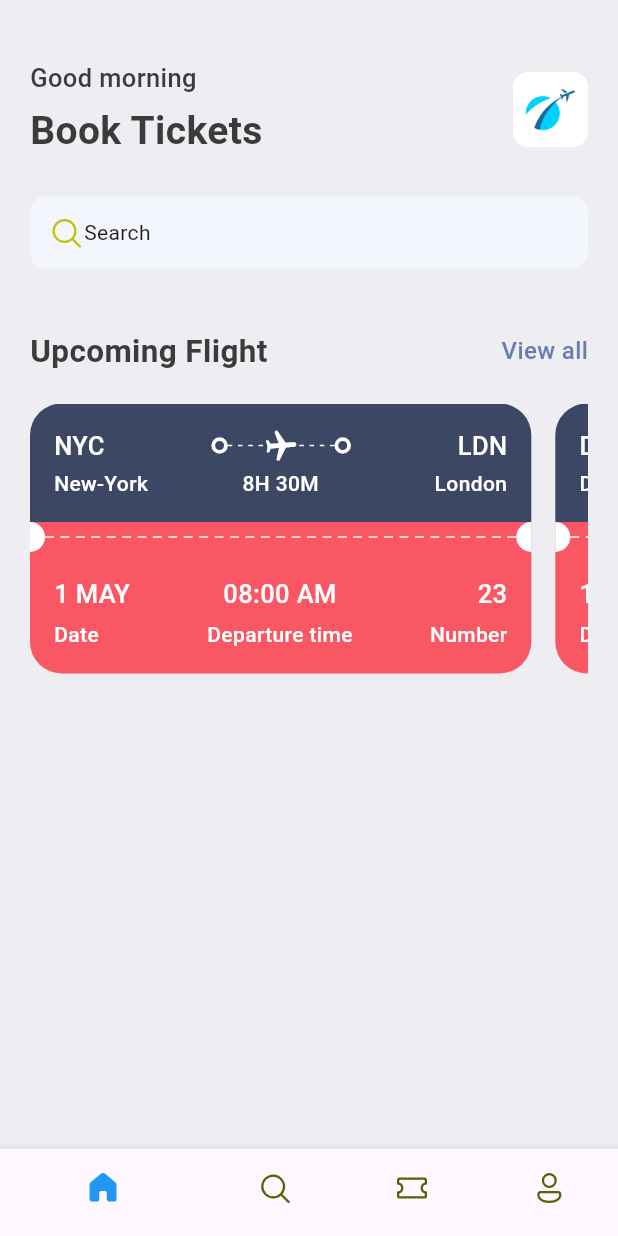
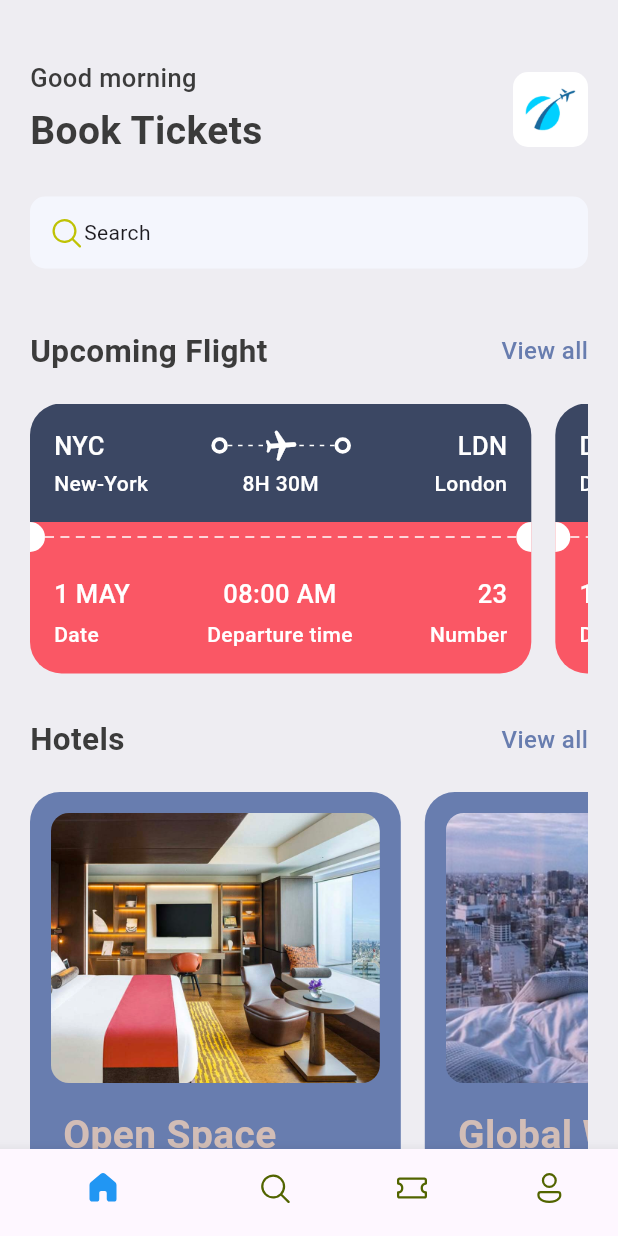
Before and after one commit to MyRice25/ticket_app, a Flutter app: the screen it shows after launch, on a phone screen of 412 x 824 dp. Run offline on Flutter 3.47's test engine with Material 3 defaults, Android fonts, the phone set to English and light mode, and no system bars; our stand-ins replace fluentui_icons.

Commit message:
home screen (xong)

```diff
--- a/lib/base/res/media.dart
+++ b/lib/base/res/media.dart
@@ -1,4 +1,9 @@
 class AppMedia{
   static const _baseImage = "assets/images";
   static const logo = '$_baseImage/logo.png';
+  static const hotel1 = '$_baseImage/hotel_room.png';
+  static const hotel2 = '$_baseImage/hotel_room_1.png';
+  static const hotel3 = '$_baseImage/hotel_room_view_1.png';
+  static const hotel4 = '$_baseImage/hotel_room_view_2.png';
+  static const hotel5 = '$_baseImage/hotel_room_view_3.png';
 }
--- a/lib/base/res/styles/app_styles.dart
+++ b/lib/base/res/styles/app_styles.dart
@@ -8,6 +8,7 @@ class AppStyles {
   static Color textColor = const Color(0xFF3b3b3b);
   static Color ticketBlue = const Color(0xFF3B4763);
   static Color ticketRed = const Color(0xFFFA5765);
+  static Color kakiColor = const Color(0xFFd2bdb6);
 
   static TextStyle textStyle =
   TextStyle(fontSize: 16, fontWeight: FontWeight.w500, color: textColor);
--- a/lib/base/utils/all_json.dart
+++ b/lib/base/utils/all_json.dart
@@ -70,3 +70,36 @@ List<Map<String, dynamic>> ticketList = [
     "number":36
   },
 ];
+
+List<Map<String, dynamic>> hotelList = [
+  {
+    'image': 'hotel_room.png',
+    'place': 'Open Space',
+    'destination': 'London',
+    'price': 25
+  },
+  {
+    'image': 'hotel_room_1.png',
+    'place': 'Global Will',
+    'destination': 'London',
+    'price': 40
+  },
+  {
+    'image': 'hotel_room_view_1.png',
+    'place': 'Tallest Building',
+    'destination': 'Dubai',
+    'price': 68
+  },
+  {
+    'image': 'hotel_room_view_2.png',
+    'place': 'Pivalla Building',
+    'destination': 'USA',
+    'price': 80
+  },
+  {
+    'image': 'hotel_room_view_3.png',
+    'place': 'Will Lardmark',
+    'destination': 'VietNam',
+    'price': 50
+  },
+];
--- a/lib/base/widgets/app_double_text.dart
+++ b/lib/base/widgets/app_double_text.dart
@@ -1,11 +1,15 @@
 import 'package:flutter/cupertino.dart';
 import 'package:flutter/material.dart';
 import 'package:ticket_app/base/res/styles/app_styles.dart';
+import 'package:ticket_app/screens/all_tickets.dart';
 
 class AppDoubleText extends StatefulWidget {
-  const AppDoubleText({Key? key, required this.bigText, required this.smallText}) : super(key : key);
+  const AppDoubleText(
+      {Key? key, required this.bigText, required this.smallText, required this.func})
+      : super(key: key);
   final String bigText;
   final String smallText;
+  final VoidCallback func;
 
   @override
   State<AppDoubleText> createState() => _AppDoubleTextState();
@@ -19,12 +23,10 @@ class _AppDoubleTextState extends State<AppDoubleText> {
       children: [
         Text(widget.bigText, style: AppStyles.headLineStyle3),
         InkWell(
-          onTap: (){
-            print("tapped");
-          },
-          child: Text(widget.smallText,style: AppStyles.textStyle.copyWith(
-            color: AppStyles.primaryColor
-          )),
+          onTap: widget.func,
+          child: Text(widget.smallText,
+              style:
+                  AppStyles.textStyle.copyWith(color: AppStyles.primaryColor)),
         )
       ],
     );
--- a/lib/base/widgets/ticket_view.dart
+++ b/lib/base/widgets/ticket_view.dart
@@ -11,7 +11,8 @@ import 'package:ticket_app/base/widgets/text_style_third.dart';
 
 class TicketView extends StatefulWidget {
   final Map<String, dynamic> ticket;
-  const TicketView({super.key, required this.ticket});
+  final bool wholeSrceen;
+  const TicketView({super.key, required this.ticket, this.wholeSrceen = false});
 
   @override
   State<TicketView> createState() => _TicketViewState();
@@ -26,7 +27,7 @@ class _TicketViewState extends State<TicketView> {
       width: size.width * 0.85,
       height: 189,
       child: Container(
-        margin: const EdgeInsets.only(right: 16),
+        margin: EdgeInsets.only(right: widget.wholeSrceen == true?0:16),
         child: Column(
           children: [
             // blue part of the ticket
--- a/lib/main.dart
+++ b/lib/main.dart
@@ -1,5 +1,6 @@
 import 'package:flutter/material.dart';
 import 'package:ticket_app/base/bottom_nav_bar.dart';
+import 'package:ticket_app/screens/all_tickets.dart';
 
 void main() {
   runApp(const MyApp());
@@ -10,9 +11,12 @@ class MyApp extends StatelessWidget {
 
   @override
   Widget build(BuildContext context) {
-    return const MaterialApp(
+    return MaterialApp(
       debugShowCheckedModeBanner: false,
-      home: BottomNavBar(),
+      routes: {
+        "/":(context) => const BottomNavBar(),
+        "/all_tickets":(context) => const AllTickets()
+      },
     );
   }
 }
--- a/lib/screens/all_tickets.dart
+++ b/lib/screens/all_tickets.dart
@@ -1,10 +1,32 @@
 import 'package:flutter/cupertino.dart';
+import 'package:flutter/material.dart';
+import 'package:ticket_app/base/utils/all_json.dart';
+import 'package:ticket_app/base/widgets/ticket_view.dart';
 
 class AllTickets extends StatelessWidget {
   const AllTickets({super.key});
 
   @override
   Widget build(BuildContext context) {
-    return const Placeholder();
+    return Scaffold(
+      appBar: AppBar(
+        title: const Text("All Tickets"),
+      ),
+      body: ListView(
+        children: [
+          SingleChildScrollView(
+            child: Column(
+              children: ticketList
+                  .map((singleTicket) =>
+                      Container(
+                        margin: EdgeInsets.only(bottom: 20),
+                          child: TicketView(ticket: singleTicket, wholeSrceen: true,)
+                      ))
+                  .toList(),
+            ),
+          )
+        ],
+      ),
+    );
   }
 }
--- a/lib/screens/home_srceen.dart
+++ b/lib/screens/home_srceen.dart
@@ -4,6 +4,7 @@ import 'package:flutter/material.dart';
 import 'package:ticket_app/base/res/media.dart';
 import 'package:ticket_app/base/widgets/app_double_text.dart';
 import 'package:ticket_app/base/widgets/ticket_view.dart';
+import 'package:ticket_app/screens/widgets/hotel.dart';
 
 import '../base/res/styles/app_styles.dart';
 import '../base/utils/all_json.dart';
@@ -26,6 +27,7 @@ class _HomeSrceenState extends State<HomeSrceen> {
           Container(
             padding: const EdgeInsets.symmetric(horizontal: 20),
             child: Column(
+              crossAxisAlignment: CrossAxisAlignment.start,
               children: [
                 Row(
                   mainAxisAlignment: MainAxisAlignment.spaceBetween,
@@ -67,9 +69,10 @@ class _HomeSrceenState extends State<HomeSrceen> {
                   ),
                 ),
                 const SizedBox(height: 40),
-                const AppDoubleText(
+                AppDoubleText(
                   bigText: 'Upcoming Flight',
                   smallText: 'View all',
+                  func: () => Navigator.pushNamed(context,"/all_tickets"),
                 ),
                 const SizedBox(height: 20),
                 SingleChildScrollView(
@@ -77,6 +80,23 @@ class _HomeSrceenState extends State<HomeSrceen> {
                     child: Row(
                       children: ticketList
                           .map((singleTicket) => TicketView(ticket: singleTicket,))
+                          .toList(),
+                    )),
+                const SizedBox(height: 20),
+                AppDoubleText(
+                  bigText: 'Hotels',
+                  smallText: 'View all',
+                  func: (){
+                    print("hello");
+                  },
+                ),
+                const SizedBox(height: 20),
+                SingleChildScrollView(
+                  scrollDirection: Axis.horizontal,
+                    child: Row(
+                      children: hotelList
+                      .take(3)
+                          .map((singleHotel) => Hotel(hotel: singleHotel,))
                           .toList(),
                     ))
               ],
--- /dev/null
+++ b/lib/screens/widgets/hotel.dart
@@ -0,0 +1,65 @@
+import 'package:flutter/cupertino.dart';
+import 'package:flutter/material.dart';
+import 'package:ticket_app/base/res/media.dart';
+import 'package:ticket_app/base/res/styles/app_styles.dart';
+
+class Hotel extends StatelessWidget {
+  final Map<String,dynamic> hotel;
+  const Hotel({super.key, required this.hotel});
+
+  @override
+  Widget build(BuildContext context) {
+    final size = MediaQuery.of(context).size;
+    return Container(
+      padding: const EdgeInsets.all(14.0),
+      width: size.width*0.6,
+      height: 350,
+        margin: EdgeInsets.only(right: 16),
+      decoration: BoxDecoration(
+        color: AppStyles.primaryColor,
+        borderRadius: BorderRadius.circular(20)
+      ),
+      child: Column(
+        crossAxisAlignment: CrossAxisAlignment.start,
+        children: [
+          Container(
+            height: 180,
+            decoration: BoxDecoration(
+              color: AppStyles.primaryColor,
+              borderRadius: BorderRadius.circular(12),
+              image: DecorationImage(
+                fit: BoxFit.cover,
+                image: AssetImage(
+                  "assets/images/${hotel['image']}"
+                )
+              )
+            ),
+          ),
+          Padding(
+            padding: const EdgeInsets.only(left: 8, top: 16),
+            child: Text(
+              hotel['place'],
+              style: AppStyles.headLineStyle1.copyWith(color: AppStyles.kakiColor),
+            )
+          ),
+          SizedBox(height: 8,),
+          Padding(
+              padding: const EdgeInsets.only(left: 8),
+              child: Text(
+                hotel['destination'],
+                style: AppStyles.textStyle.copyWith(color: Colors.white),
+              )
+          ),
+          SizedBox(height: 8,),
+          Padding(
+              padding: const EdgeInsets.only(left: 8),
+              child: Text(
+                "\$${hotel['price']}/night",
+                style: AppStyles.headLineStyle1.copyWith(color: AppStyles.kakiColor),
+              )
+          ),
+        ],
+      )
+    );
+  }
+}
```
Also changed, not shown: lib/screens/search/search_screen.dart (added).
